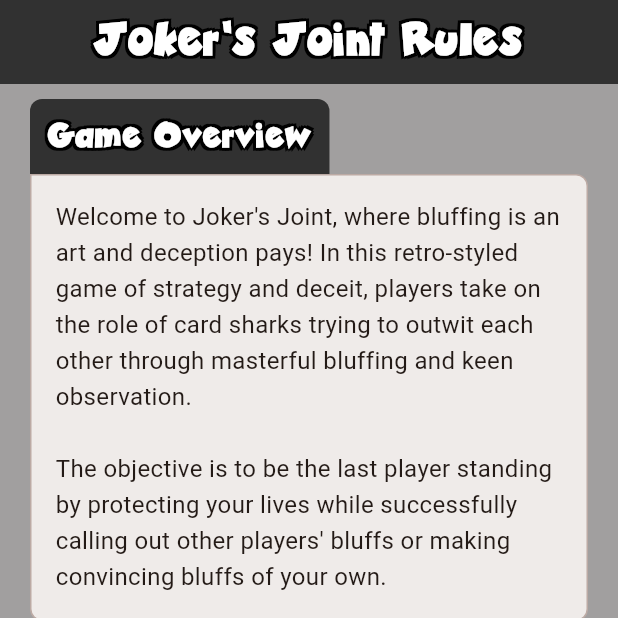
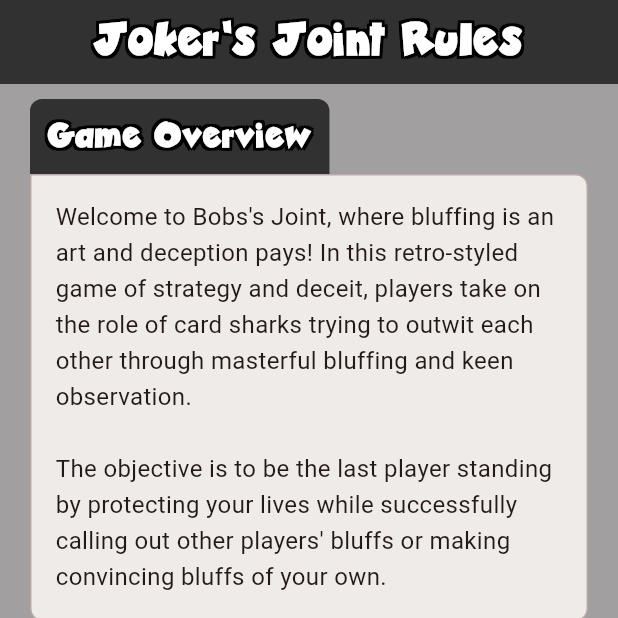
Before and after one commit to mpinel6/CSC4330FInalProject, a Flutter app: the screen it shows after launch, item 2 of the bottom bar chosen, on a phone screen of 412 x 824 dp, the top half of it. Run offline on Flutter 3.47's test engine with Material 3 defaults, Android fonts, the phone set to English and light mode, and no system bars; our stand-ins replace device_info_plus, just_audio, shared_preferences; missing offline and left inert: network_info_plus.

Commit message:
changed to bob joint

```diff
--- a/lib/rules_page.dart
+++ b/lib/rules_page.dart
@@ -270,7 +270,7 @@ class RulesContentState extends State<RulesContent> {
               key: _sectionKeys[0],
               title: "Game Overview",
               content:
-                  "Welcome to Joker's Joint, where bluffing is an art and deception pays! "
+                  "Welcome to Bobs's Joint, where bluffing is an art and deception pays! "
                   "In this retro-styled game of strategy and deceit, players take on the role of card sharks "
                   "trying to outwit each other through masterful bluffing and keen observation.\n\n"
                   "The objective is to be the last player standing by protecting your lives while "
```
